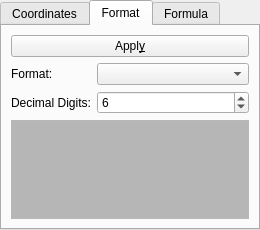
This is AlphaPlot/src/future/matrix/matrixcontroltabs.ui in narunlifescience/AlphaPlot as Qt 5 draws it before an edit. The edited form follows.
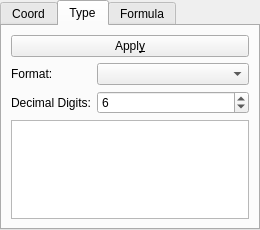
This is the edited form. The open tabs and pages were chosen to show the change.

Diff of the .ui file:
```diff
--- a/AlphaPlot/src/future/matrix/matrixcontroltabs.ui
+++ b/AlphaPlot/src/future/matrix/matrixcontroltabs.ui
@@ -48,9 +48,9 @@
      <property name="currentIndex" >
       <number>0</number>
      </property>
-     <widget class="QWidget" name="coordinates_tab" >
-      <attribute name="title" >
-       <string>Coordinates</string>
+     <widget class="QWidget" name="coordinates_tab">
+      <attribute name="title">
+       <string>Coord</string>
       </attribute>
       <layout class="QVBoxLayout" >
        <item>
@@ -323,9 +323,9 @@
        </item>
       </layout>
      </widget>
-     <widget class="QWidget" name="format_tab" >
-      <attribute name="title" >
-       <string>Format</string>
+     <widget class="QWidget" name="format_tab">
+      <attribute name="title">
+       <string>Type</string>
       </attribute>
       <layout class="QGridLayout" >
        <item row="0" column="0" colspan="2" >
@@ -422,45 +422,8 @@
            <height>10</height>
           </size>
          </property>
-         <property name="palette" >
-          <palette>
-           <active>
-            <colorrole role="Base" >
-             <brush brushstyle="SolidPattern" >
-              <color alpha="255" >
-               <red>182</red>
-               <green>182</green>
-               <blue>182</blue>
-              </color>
-             </brush>
-            </colorrole>
-           </active>
-           <inactive>
-            <colorrole role="Base" >
-             <brush brushstyle="SolidPattern" >
-              <color alpha="255" >
-               <red>182</red>
-               <green>182</green>
-               <blue>182</blue>
-              </color>
-             </brush>
-            </colorrole>
-           </inactive>
-           <disabled>
-            <colorrole role="Base" >
-             <brush brushstyle="SolidPattern" >
-              <color alpha="255" >
-               <red>255</red>
-               <green>255</green>
-               <blue>255</blue>
-              </color>
-             </brush>
-            </colorrole>
-           </disabled>
-          </palette>
-         </property>
-         <property name="toolTip" >
-          <string>&lt;html>&lt;head>&lt;meta name="qrichtext" content="1" />&lt;style type="text/css">
+         <property name="toolTip">
+          <string>&lt;html&gt;&lt;head&gt;&lt;meta name=&quot;qrichtext&quot; content=&quot;1&quot; /&gt;&lt;style type=&quot;text/css&quot;&gt;
 p, li { white-space: pre-wrap; }
 &lt;/style>&lt;/head>&lt;body style=" font-family:'Sans Serif'; font-size:9pt; font-weight:400; font-style:normal;">
 &lt;p style=" margin-top:0px; margin-bottom:0px; margin-left:0px; margin-right:0px; -qt-block-indent:0; text-indent:0px;">Information about the selected type and format&lt;/p>&lt;/body>&lt;/html></string>
```
Left out of the diff: 382 changed lines with no effect on the pictures.
